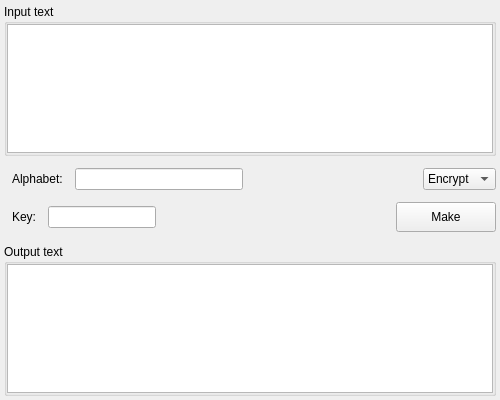
Qt form app/gui/symmetric/hill/hill.ui (vasilypht/crypto-methods) before a commit.
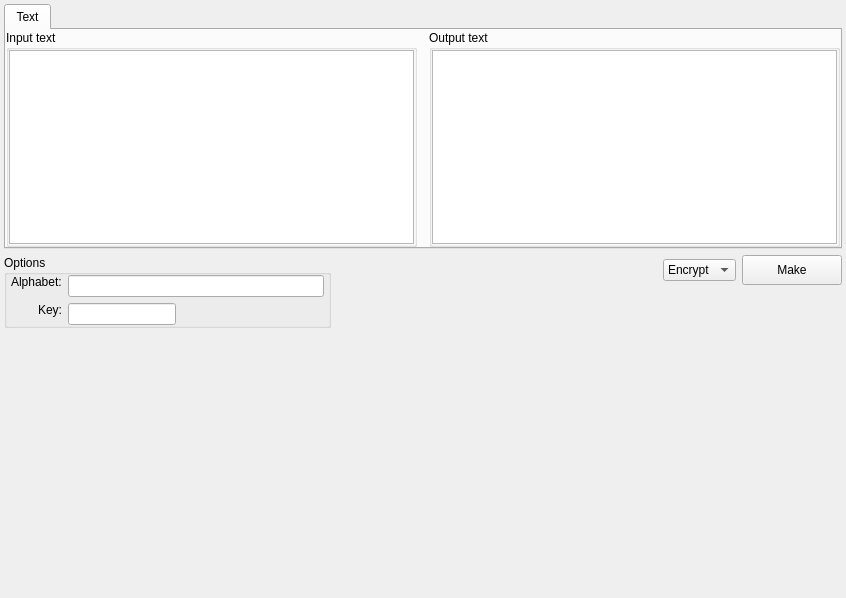
The same form after that commit.

Commit message: (Hill) Module redesign. Design in the form of a class, as well as a redesign of the widget

Diff of the .ui file:
```diff
--- a/app/gui/symmetric/hill/hill.ui
+++ b/app/gui/symmetric/hill/hill.ui
@@ -6,28 +6,56 @@
    <rect>
     <x>0</x>
     <y>0</y>
-    <width>500</width>
-    <height>400</height>
+    <width>846</width>
+    <height>598</height>
    </rect>
   </property>
   <property name="windowTitle">
    <string>Form</string>
   </property>
-  <layout class="QVBoxLayout" name="verticalLayout">
+  <layout class="QVBoxLayout" name="verticalLayout_4">
+   <property name="leftMargin">
+    <number>4</number>
+   </property>
+   <property name="topMargin">
+    <number>4</number>
+   </property>
+   <property name="rightMargin">
+    <number>4</number>
+   </property>
+   <property name="bottomMargin">
+    <number>4</number>
+   </property>
+   <item>
+    <widget class="QTabWidget" name="tab_widget">
+     <property name="maximumSize">
+      <size>
+       <width>16777215</width>
+       <height>400</height>
+      </size>
+     </property>
+     <property name="currentIndex">
+      <number>0</number>
+     </property>
+     <widget class="QWidget" name="tab_text">
+      <attribute name="title">
+       <string>Text</string>
+      </attribute>
+      <layout class="QHBoxLayout" name="horizontalLayout">
    <property name="spacing">
     <number>12</number>
    </property>
    <property name="leftMargin">
-    <number>4</number>
+        <number>0</number>
    </property>
    <property name="topMargin">
-    <number>4</number>
+        <number>0</number>
    </property>
    <property name="rightMargin">
-    <number>4</number>
+        <number>0</number>
    </property>
    <property name="bottomMargin">
-    <number>4</number>
+        <number>0</number>
    </property>
    <item>
     <widget class="QGroupBox" name="group_box_input">
@@ -57,14 +85,89 @@
     </widget>
    </item>
    <item>
+        <widget class="QGroupBox" name="group_box_output">
+         <property name="title">
+          <string>Output text</string>
+         </property>
+         <layout class="QVBoxLayout" name="verticalLayout_38">
+          <property name="spacing">
+           <number>0</number>
+          </property>
+          <property name="leftMargin">
+           <number>0</number>
+          </property>
+          <property name="topMargin">
+           <number>0</number>
+          </property>
+          <property name="rightMargin">
+           <number>0</number>
+          </property>
+          <property name="bottomMargin">
+           <number>0</number>
+          </property>
+          <item>
+           <widget class="QTextEdit" name="text_edit_output">
+            <property name="readOnly">
+             <bool>true</bool>
+            </property>
+           </widget>
+          </item>
+         </layout>
+        </widget>
+       </item>
+      </layout>
+     </widget>
+    </widget>
+   </item>
+   <item>
     <layout class="QHBoxLayout" name="horizontal_layout_1">
-     <property name="spacing">
-      <number>12</number>
-     </property>
+     <item>
+      <layout class="QVBoxLayout" name="vertical_layout_1">
+       <item>
+        <widget class="QGroupBox" name="group_box_options">
+         <property name="maximumSize">
+          <size>
+           <width>400</width>
+           <height>16777215</height>
+          </size>
+         </property>
+         <property name="title">
+          <string>Options</string>
+         </property>
+         <layout class="QVBoxLayout" name="verticalLayout">
      <property name="leftMargin">
-      <number>8</number>
-     </property>
+           <number>0</number>
+          </property>
+          <property name="topMargin">
+           <number>0</number>
+          </property>
+          <property name="rightMargin">
+           <number>0</number>
+          </property>
+          <property name="bottomMargin">
+           <number>0</number>
+          </property>
      <item>
+           <layout class="QFormLayout" name="form_layout_options">
+            <property name="fieldGrowthPolicy">
+             <enum>QFormLayout::ExpandingFieldsGrow</enum>
+            </property>
+            <property name="labelAlignment">
+             <set>Qt::AlignRight|Qt::AlignTrailing|Qt::AlignVCenter</set>
+            </property>
+            <property name="formAlignment">
+             <set>Qt::AlignCenter</set>
+            </property>
+            <property name="verticalSpacing">
+             <number>-1</number>
+            </property>
+            <property name="leftMargin">
+             <number>4</number>
+            </property>
+            <property name="rightMargin">
+             <number>4</number>
+            </property>
+            <item row="0" column="0">
       <widget class="QLabel" name="label_alphabet">
        <property name="sizePolicy">
         <sizepolicy hsizetype="Fixed" vsizetype="Fixed">
@@ -77,9 +180,52 @@
        </property>
       </widget>
      </item>
-     <item>
+            <item row="0" column="1">
       <widget class="QLineEdit" name="line_edit_alphabet"/>
      </item>
+            <item row="1" column="0">
+             <widget class="QLabel" name="label_key">
+              <property name="sizePolicy">
+               <sizepolicy hsizetype="Fixed" vsizetype="Fixed">
+                <horstretch>0</horstretch>
+                <verstretch>0</verstretch>
+               </sizepolicy>
+              </property>
+              <property name="text">
+               <string>Key:</string>
+              </property>
+             </widget>
+            </item>
+            <item row="1" column="1">
+             <widget class="QLineEdit" name="line_edit_key">
+              <property name="sizePolicy">
+               <sizepolicy hsizetype="Fixed" vsizetype="Fixed">
+                <horstretch>0</horstretch>
+                <verstretch>0</verstretch>
+               </sizepolicy>
+              </property>
+             </widget>
+            </item>
+           </layout>
+          </item>
+         </layout>
+        </widget>
+       </item>
+       <item>
+        <spacer name="vertical_spacer_1">
+         <property name="orientation">
+          <enum>Qt::Vertical</enum>
+         </property>
+         <property name="sizeHint" stdset="0">
+          <size>
+           <width>20</width>
+           <height>40</height>
+          </size>
+         </property>
+        </spacer>
+       </item>
+      </layout>
+     </item>
      <item>
       <spacer name="horizontal_spacer_1">
        <property name="orientation">
@@ -94,6 +240,10 @@
       </spacer>
      </item>
      <item>
+      <layout class="QVBoxLayout" name="vertical_layout_2">
+       <item>
+        <layout class="QHBoxLayout" name="horizontal_layout_2">
+         <item>
       <widget class="QComboBox" name="combo_box_mode">
        <property name="sizePolicy">
         <sizepolicy hsizetype="Fixed" vsizetype="Fixed">
@@ -113,52 +263,6 @@
        </item>
       </widget>
      </item>
-    </layout>
-   </item>
-   <item>
-    <layout class="QHBoxLayout" name="horizontal_layout_2">
-     <property name="spacing">
-      <number>12</number>
-     </property>
-     <property name="leftMargin">
-      <number>8</number>
-     </property>
-     <item>
-      <widget class="QLabel" name="label_key">
-       <property name="sizePolicy">
-        <sizepolicy hsizetype="Fixed" vsizetype="Fixed">
-         <horstretch>0</horstretch>
-         <verstretch>0</verstretch>
-        </sizepolicy>
-       </property>
-       <property name="text">
-        <string>Key:</string>
-       </property>
-      </widget>
-     </item>
-     <item>
-      <widget class="QLineEdit" name="line_edit_key">
-       <property name="sizePolicy">
-        <sizepolicy hsizetype="Fixed" vsizetype="Fixed">
-         <horstretch>0</horstretch>
-         <verstretch>0</verstretch>
-        </sizepolicy>
-       </property>
-      </widget>
-     </item>
-     <item>
-      <spacer name="horizontal_spacer_2">
-       <property name="orientation">
-        <enum>Qt::Horizontal</enum>
-       </property>
-       <property name="sizeHint" stdset="0">
-        <size>
-         <width>40</width>
-         <height>20</height>
-        </size>
-       </property>
-      </spacer>
-     </item>
      <item>
       <widget class="QPushButton" name="button_make">
        <property name="sizePolicy">
@@ -181,35 +285,34 @@
     </layout>
    </item>
    <item>
-    <widget class="QGroupBox" name="group_box_output">
-     <property name="title">
-      <string>Output text</string>
-     </property>
-     <layout class="QVBoxLayout" name="verticalLayout_38">
-      <property name="spacing">
-       <number>0</number>
-      </property>
-      <property name="leftMargin">
-       <number>0</number>
-      </property>
-      <property name="topMargin">
-       <number>0</number>
-      </property>
-      <property name="rightMargin">
-       <number>0</number>
-      </property>
-      <property name="bottomMargin">
-       <number>0</number>
-      </property>
+        <spacer name="vertical_spacer_2">
+         <property name="orientation">
+          <enum>Qt::Vertical</enum>
+         </property>
+         <property name="sizeHint" stdset="0">
+          <size>
+           <width>20</width>
+           <height>40</height>
+          </size>
+         </property>
+        </spacer>
+       </item>
+      </layout>
+     </item>
+    </layout>
+   </item>
       <item>
-       <widget class="QTextEdit" name="text_edit_output">
-        <property name="readOnly">
-         <bool>true</bool>
-        </property>
-       </widget>
-      </item>
-     </layout>
-    </widget>
+    <spacer name="vertical_spacer_3">
+     <property name="orientation">
+      <enum>Qt::Vertical</enum>
+     </property>
+     <property name="sizeHint" stdset="0">
+      <size>
+       <width>20</width>
+       <height>157</height>
+      </size>
+     </property>
+    </spacer>
    </item>
   </layout>
  </widget>
```
Left out of the diff: 4 changed lines with no effect on the pictures. Lines whose indentation alone changed are shown as unchanged. The commit also changes 3 other files.
